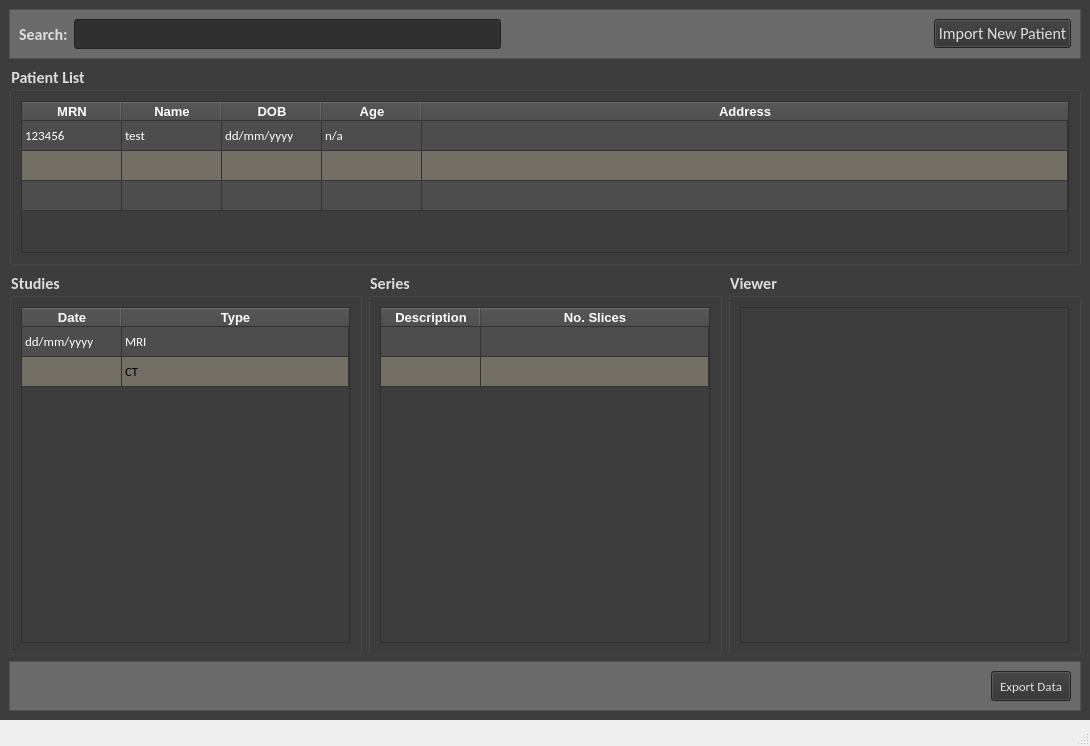
Before: the Qt Designer form ui/pacs_home.ui in JKirby00/Ncl_STP_PracticalComputing, drawn with Qt 5.
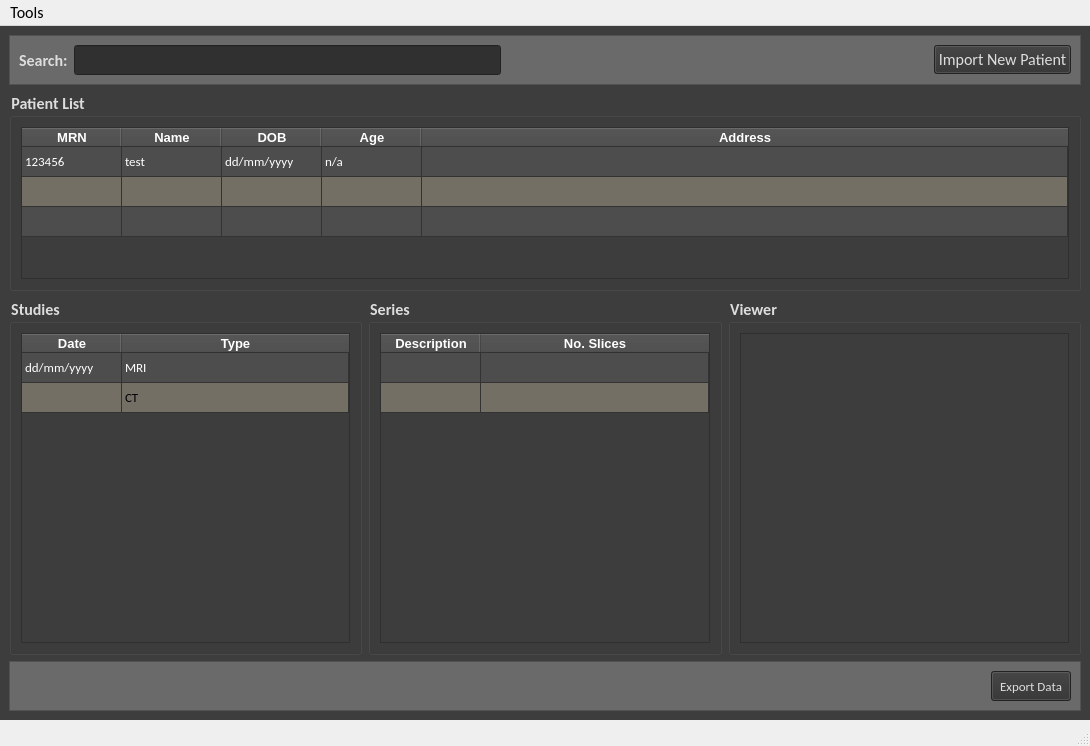
After: the same form once the commit is applied.

What changed in the file:
```diff
--- a/ui/pacs_home.ui
+++ b/ui/pacs_home.ui
@@ -628,6 +628,28 @@
    </layout>
   </widget>
   <widget class="QStatusBar" name="statusbar"/>
+  <widget class="QMenuBar" name="menuBar">
+   <property name="geometry">
+    <rect>
+     <x>0</x>
+     <y>0</y>
+     <width>1090</width>
+     <height>25</height>
+    </rect>
+   </property>
+   <widget class="QMenu" name="menuTools">
+    <property name="title">
+     <string>Tools</string>
+    </property>
+    <addaction name="actionBMI_Calculator"/>
+   </widget>
+   <addaction name="menuTools"/>
+  </widget>
+  <action name="actionBMI_Calculator">
+   <property name="text">
+    <string>BMI Calculator</string>
+   </property>
+  </action>
  </widget>
  <resources/>
  <connections/>
```
